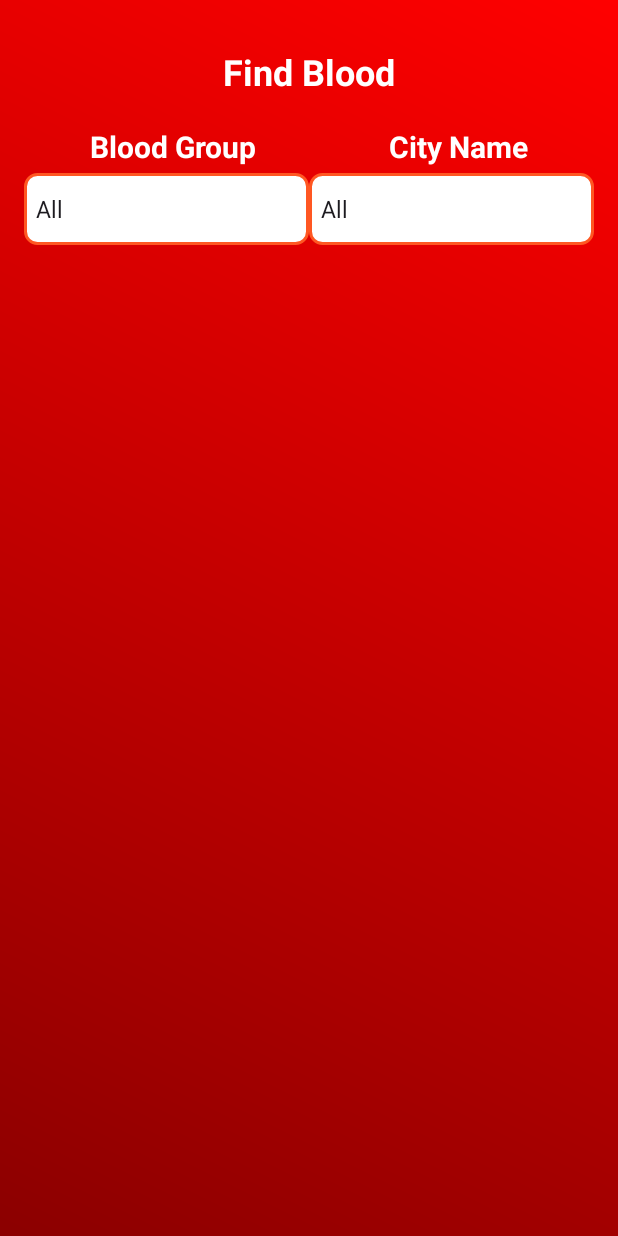
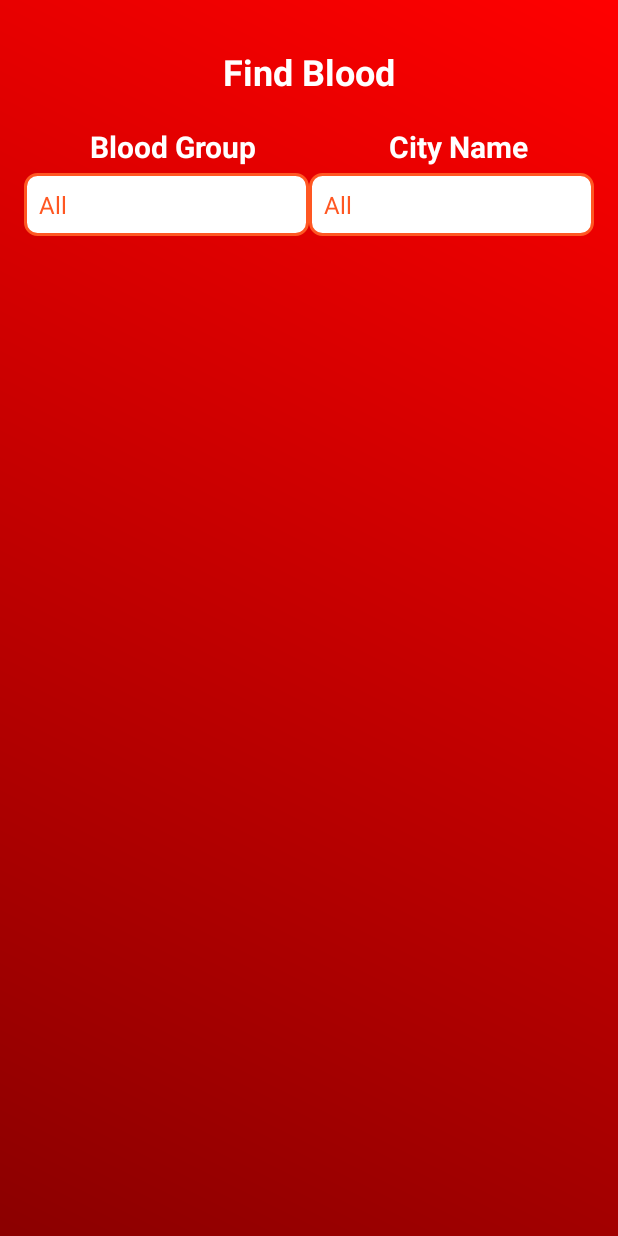
Before and after one commit to Shishir47/Blood_Donation_App, an Android app: the FindBlood screen opened directly, with no data from a screen before it, on a phone screen of 412 x 824 dp. Run offline under Robolectric (Android 15) with nearby library versions, the phone set to English and light mode, and no system bars; our stand-ins replace Firebase (no records; nobody signed in at launch, a user with empty details on screens opened directly), data binding.

Commit message:
City Update Bug Fixed, Find Blood Dropdown color fixed.

```diff
--- a/app/build.gradle.kts
+++ b/app/build.gradle.kts
@@ -12,8 +12,8 @@ android {
         applicationId = "com.shishir.blood_donation_app"
         minSdk = 24
         targetSdk = 34
-        versionCode = 2
-        versionName = "1.0"
+        versionCode = 8
+        versionName = "8.0"
 
         testInstrumentationRunner = "androidx.test.runner.AndroidJUnitRunner"
     }
@@ -42,7 +42,7 @@ android {
 }
 
 dependencies {
-
+    implementation(libs.okhttp)
     implementation(libs.androidx.core.ktx)
     implementation(libs.androidx.appcompat)
     implementation(libs.material)
--- a/app/src/main/java/com/shishir/blood_donation_app/FindBlood.kt
+++ b/app/src/main/java/com/shishir/blood_donation_app/FindBlood.kt
@@ -4,6 +4,7 @@ import android.os.Bundle
 import android.view.View
 import android.widget.AdapterView
 import android.widget.ArrayAdapter
+import android.widget.Spinner
 import android.widget.Toast
 import androidx.appcompat.app.AppCompatActivity
 import androidx.databinding.DataBindingUtil
@@ -30,12 +31,13 @@ class FindBlood : AppCompatActivity() {
 
         val sortByBlood = resources.getStringArray(R.array.sortByBlood)
         val sortByBloodAdapter =
-            ArrayAdapter(this, android.R.layout.simple_spinner_dropdown_item, sortByBlood)
+            ArrayAdapter(this, R.layout.spinner_item, sortByBlood)
         mBinding.sortByBlood.adapter = sortByBloodAdapter
+
 
         val sortByCity = resources.getStringArray(R.array.sortByCity)
         val sortByCityAdapter =
-            ArrayAdapter(this, android.R.layout.simple_spinner_dropdown_item, sortByCity)
+            ArrayAdapter(this, R.layout.spinner_item, sortByCity)
         mBinding.sortByCity.adapter = sortByCityAdapter
 
 
--- a/app/src/main/java/com/shishir/blood_donation_app/User.kt
+++ b/app/src/main/java/com/shishir/blood_donation_app/User.kt
@@ -9,5 +9,5 @@ data class User(
     @JvmField @PropertyName("Blood Group") val bloodGroup: String = "",
     @JvmField @PropertyName("City") val city: String = "",
     @JvmField @PropertyName("Contact Number") val contactNumber: String = "",
-    @JvmField @PropertyName("Email") val donorEmail: String = ""
+    @JvmField @PropertyName("Donor Email") val donorEmail: String = ""
 )
--- a/app/src/main/res/layout/activity_find_blood.xml
+++ b/app/src/main/res/layout/activity_find_blood.xml
@@ -67,14 +67,24 @@
                     android:layout_width="0dp"
                     android:layout_height="wrap_content"
                     android:layout_weight="5"
-                    android:background="@drawable/dropdown_background" />
+                    android:background="@drawable/dropdown_background"
+                    android:spinnerMode="dropdown"
+                    android:clickable="true"
+                    android:enabled="true"
+                    android:focusable="true"
+                    android:focusableInTouchMode="true"/>
 
                 <Spinner
                     android:id="@+id/sortByCity"
                     android:layout_width="0dp"
                     android:layout_height="wrap_content"
                     android:layout_weight="5"
-                    android:background="@drawable/dropdown_background" />
+                    android:background="@drawable/dropdown_background"
+                    android:spinnerMode="dropdown"
+                    android:clickable="true"
+                    android:enabled="true"
+                    android:focusable="true"
+                    android:focusableInTouchMode="true"/>
             </androidx.appcompat.widget.LinearLayoutCompat>
 
             <androidx.recyclerview.widget.RecyclerView
--- a/app/src/main/res/values/strings.xml
+++ b/app/src/main/res/values/strings.xml
@@ -12,6 +12,7 @@
     </string-array>
 
     <string-array name="cities">
+        <item />
         <item>Barguna</item>
         <item>Barisal</item>
         <item>Bhola</item>
--- /dev/null
+++ b/app/src/main/res/xml/file_paths.xml
@@ -0,0 +1,5 @@
+<paths xmlns:android="http://schemas.android.com/apk/res/android">
+    <external-path
+        name="external_files"
+        path="." />
+</paths>
--- a/gradle/libs.versions.toml
+++ b/gradle/libs.versions.toml
@@ -12,6 +12,7 @@ constraintlayout = "2.1.4"
 googleGmsGoogleServices = "4.4.2"
 firebaseFirestore = "25.1.0"
 firebaseAuth = "23.0.0"
+okhttp = "4.9.1"
 playServicesMaps = "19.0.0"
 
 [libraries]
@@ -25,6 +26,7 @@ androidx-activity = { group = "androidx.activity", name = "activity", version.re
 androidx-constraintlayout = { group = "androidx.constraintlayout", name = "constraintlayout", version.ref = "constraintlayout" }
 firebase-firestore = { group = "com.google.firebase", name = "firebase-firestore", version.ref = "firebaseFirestore" }
 firebase-auth = { group = "com.google.firebase", name = "firebase-auth", version.ref = "firebaseAuth" }
+okhttp = { module = "com.squareup.okhttp3:okhttp", version.ref = "okhttp" }
 play-services-maps = { group = "com.google.android.gms", name = "play-services-maps", version.ref = "playServicesMaps" }
 
 [plugins]
```
Also changed, not shown: app/src/main/AndroidManifest.xml (+13 -0 lines), app/src/main/java/com/shishir/blood_donation_app/ChangeDetails.kt (+6 -5 lines), app/src/main/java/com/shishir/blood_donation_app/MainActivity.kt (+36 -35 lines), app/src/main/java/com/shishir/blood_donation_app/Profile.kt (+83 -0 lines), 3 other files.
